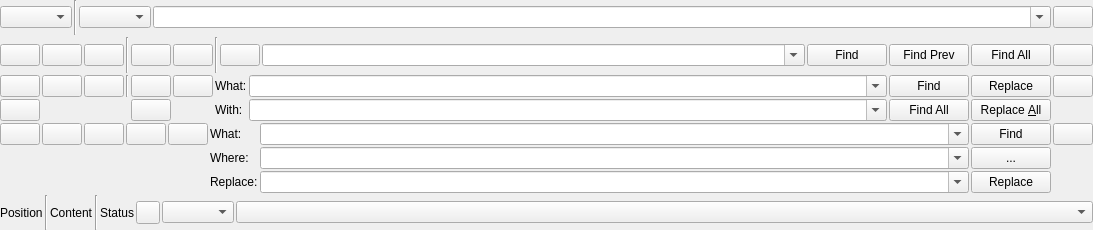
Before: the Qt Designer form resources/ui/codeeditor/newstatus.ui in prymatex/prymatex, drawn with Qt 5.
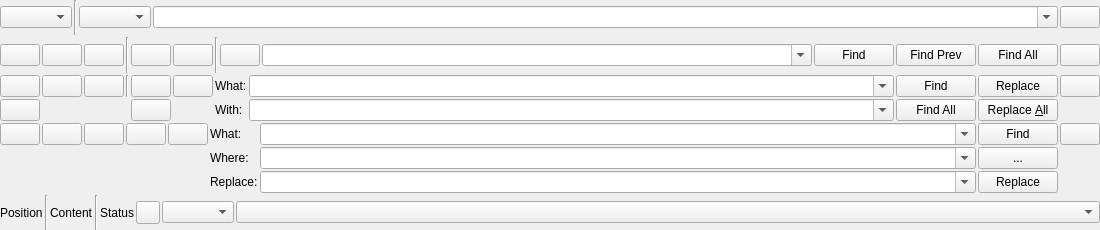
After: the same form once the commit is applied. Icons and pictures are not drawn.

```diff
--- a/resources/ui/codeeditor/newstatus.ui
+++ b/resources/ui/codeeditor/newstatus.ui
@@ -6,7 +6,7 @@
    <rect>
     <x>0</x>
     <y>0</y>
-    <width>1093</width>
+    <width>1100</width>
     <height>230</height>
    </rect>
   </property>
```
Left out of the diff: 6 changed lines with no effect on the pictures.
